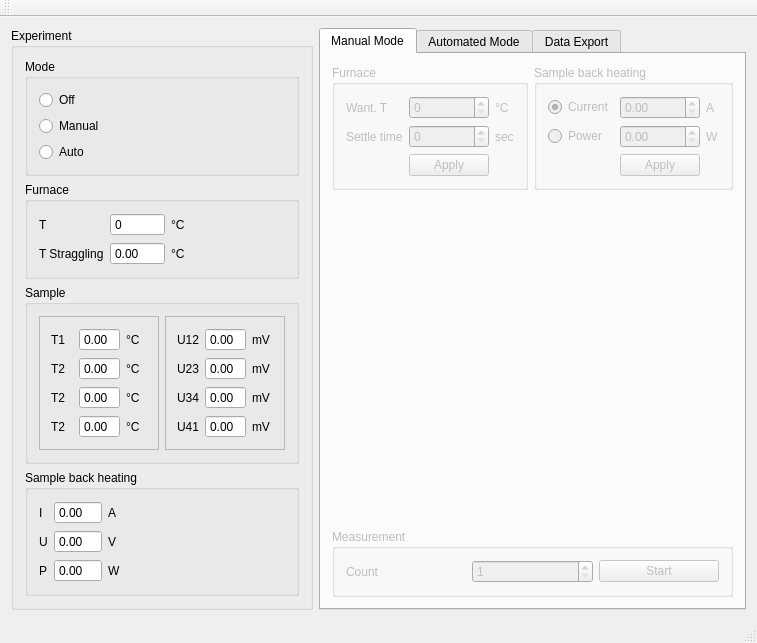
Old version of the form Seebeck/mainwindow.ui in the repository mBr001/seebeck.
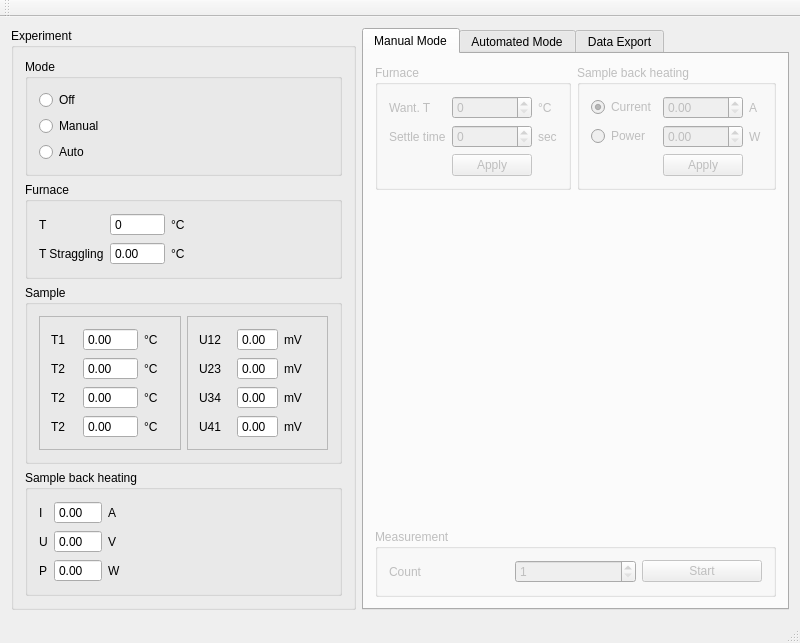
New version of the form.

Commit message: fix sample temerature readings

```diff
--- a/Seebeck/mainwindow.ui
+++ b/Seebeck/mainwindow.ui
@@ -6,8 +6,8 @@
    <rect>
     <x>0</x>
     <y>0</y>
-    <width>757</width>
-    <height>618</height>
+    <width>800</width>
+    <height>634</height>
    </rect>
   </property>
   <property name="windowTitle">
@@ -219,6 +219,9 @@
                <property name="buttonSymbols">
                 <enum>QAbstractSpinBox::NoButtons</enum>
                </property>
+               <property name="maximum">
+                <double>9999.989999999999782</double>
+               </property>
               </widget>
              </item>
              <item row="1" column="1">
@@ -229,6 +232,9 @@
                <property name="buttonSymbols">
                 <enum>QAbstractSpinBox::NoButtons</enum>
                </property>
+               <property name="maximum">
+                <double>9999.989999999999782</double>
+               </property>
               </widget>
              </item>
              <item row="2" column="1">
@@ -239,6 +245,9 @@
                <property name="buttonSymbols">
                 <enum>QAbstractSpinBox::NoButtons</enum>
                </property>
+               <property name="maximum">
+                <double>9999.989999999999782</double>
+               </property>
               </widget>
              </item>
              <item row="3" column="1">
@@ -249,6 +258,9 @@
                <property name="buttonSymbols">
                 <enum>QAbstractSpinBox::NoButtons</enum>
                </property>
+               <property name="maximum">
+                <double>9999.989999999999782</double>
+               </property>
               </widget>
              </item>
              <item row="0" column="2">
```
The commit also changes 2 other files.
